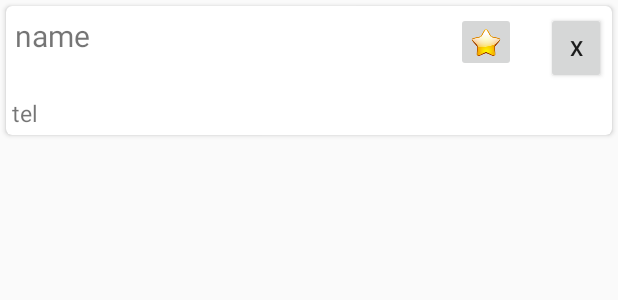
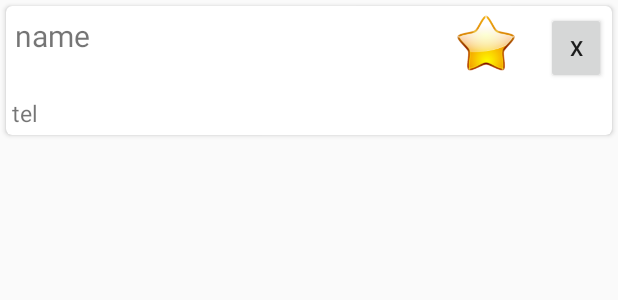
Before and after one commit to alexprime100/SafeBackHome, an Android app: the layout contact_item.xml on its own in the app's theme, with its tools: preview values and no code run, on a phone screen of 412 x 824 dp. Shown: the top 300 px of the screen. Run offline under Robolectric (Android 15) with nearby library versions, the phone set to English and light mode, and no system bars.

Commit message:
add"ic_not_favorite_foreground"

```diff
--- a/app/src/main/res/layout/contact_item.xml
+++ b/app/src/main/res/layout/contact_item.xml
@@ -33,7 +33,8 @@
             android:layout_marginRight="60dp"
             android:scaleType="centerCrop"
             android:layout_toLeftOf="@id/contact_remove_button"
-            android:src="@drawable/ic_favorite_foreground" />
+            android:src="@drawable/ic_favorite_foreground"
+            android:background="#FFFFFF"/>
 
         <Button
             android:id="@+id/contact_remove_button"
```
Also changed, not shown: app/src/main/res/drawable/ic_notfavorite_foreground.png (added).
